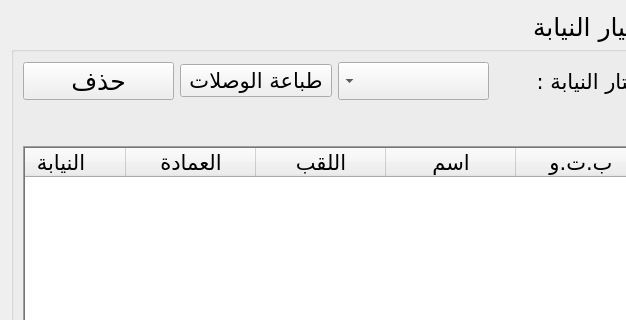
Above: UI/distribution.ui from anwer25/Administration_agricole before the change; both pictures show x 0 to 626 and y 0 to 320 of the 1366 by 705 pixel window. Below: the same form after it.
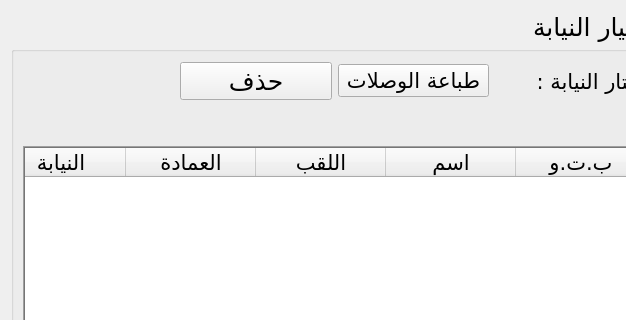
That is the form after the change.

Patch:
```diff
--- a/UI/distribution.ui
+++ b/UI/distribution.ui
@@ -328,21 +328,6 @@
         </property>
        </layout>
       </item>
-      <item row="1" column="2">
-       <widget class="QPushButton" name="print">
-        <property name="font">
-         <font>
-          <pointsize>16</pointsize>
-         </font>
-        </property>
-        <property name="locale">
-         <locale language="Arabic" country="Tunisia"/>
-        </property>
-        <property name="text">
-         <string>طباعة الوصلات</string>
-        </property>
-       </widget>
-      </item>
       <item row="0" column="0">
        <layout class="QVBoxLayout" name="verticalLayout_2">
         <property name="bottomMargin">
@@ -445,25 +430,6 @@
         </column>
        </widget>
       </item>
-      <item row="1" column="3">
-       <widget class="QPushButton" name="remove">
-        <property name="text">
-         <string>حذف</string>
-        </property>
-       </widget>
-      </item>
-      <item row="1" column="1">
-       <widget class="QComboBox" name="prosecutionOffices">
-        <property name="font">
-         <font>
-          <pointsize>16</pointsize>
-         </font>
-        </property>
-        <property name="locale">
-         <locale language="Arabic" country="Tunisia"/>
-        </property>
-       </widget>
-      </item>
       <item row="1" column="0">
        <widget class="QLabel" name="label_4">
         <property name="font">
@@ -486,6 +452,28 @@
         </property>
        </widget>
       </item>
+      <item row="1" column="1">
+       <widget class="QPushButton" name="print">
+        <property name="font">
+         <font>
+          <pointsize>16</pointsize>
+         </font>
+        </property>
+        <property name="locale">
+         <locale language="Arabic" country="Tunisia"/>
+        </property>
+        <property name="text">
+         <string>طباعة الوصلات</string>
+        </property>
+       </widget>
+      </item>
+      <item row="1" column="2">
+       <widget class="QPushButton" name="remove">
+        <property name="text">
+         <string>حذف</string>
+        </property>
+       </widget>
+      </item>
      </layout>
     </widget>
    </item>
```
Left out of the diff: 72 changed lines with no effect on the pictures.
